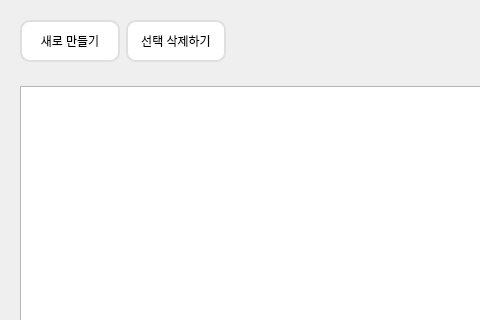
This is gui/ui_files/Form_Saved_Medi_List.ui in EON-DC/AI_2Park as Qt 5 draws it before an edit; both pictures show x 0 to 480 and y 0 to 320 of the 970 by 700 pixel window. The edited form follows.
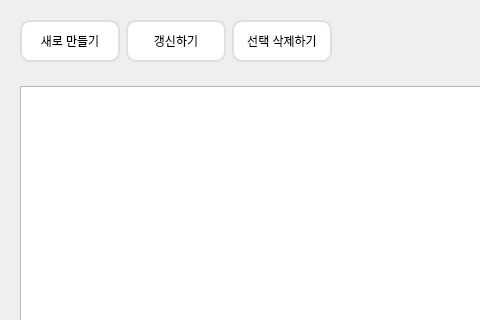
This is the edited form.

Patch:
```diff
--- a/gui/ui_files/Form_Saved_Medi_List.ui
+++ b/gui/ui_files/Form_Saved_Medi_List.ui
@@ -75,6 +75,31 @@
         </property>
        </widget>
       </item>
+      <item>
+       <widget class="QPushButton" name="btn_refresh">
+        <property name="sizePolicy">
+         <sizepolicy hsizetype="Fixed" vsizetype="Expanding">
+          <horstretch>0</horstretch>
+          <verstretch>0</verstretch>
+         </sizepolicy>
+        </property>
+        <property name="minimumSize">
+         <size>
+          <width>100</width>
+          <height>0</height>
+         </size>
+        </property>
+        <property name="maximumSize">
+         <size>
+          <width>100</width>
+          <height>16777215</height>
+         </size>
+        </property>
+        <property name="text">
+         <string>갱신하기</string>
+        </property>
+       </widget>
+      </item>
       <item>
        <widget class="QPushButton" name="btn_delete">
         <property name="sizePolicy">
```
